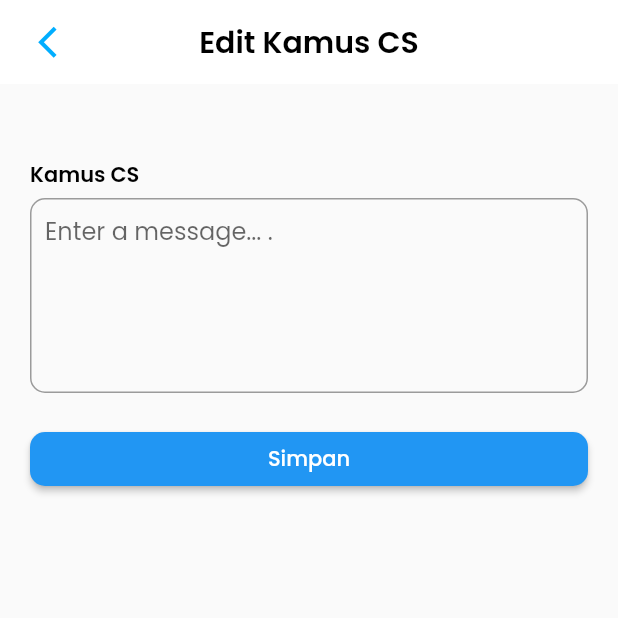
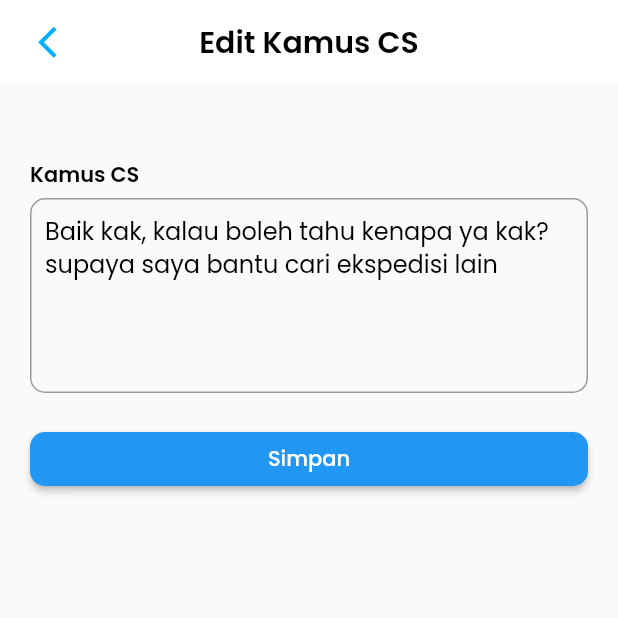
Before and after one commit to finpangestu/kamus_cs, a Flutter app: the EditKamusCS screen opened directly, on a phone screen of 412 x 824 dp, the top half of it. Run offline on Flutter 3.47's test engine with Material 2 defaults, Android fonts, the phone set to English and light mode, and no system bars; our stand-ins replace flutter_slidable; statements that could not run were skipped.

Commit message:
add initialValue on edit_kamus_cs.dart

```diff
--- a/lib/views/edit_kamus_cs.dart
+++ b/lib/views/edit_kamus_cs.dart
@@ -63,6 +63,8 @@ class _EditKamusCSState extends State<EditKamusCS> {
               Container(
                 margin: EdgeInsets.fromLTRB(0, 5, 0, 20),
                 child: TextFormField(
+                  initialValue:
+                      "Baik kak, kalau boleh tahu kenapa ya kak? supaya saya bantu cari ekspedisi lain",
                   maxLines: 5,
                   style: TextStyle(
                     fontFamily: 'Poppins',
```
